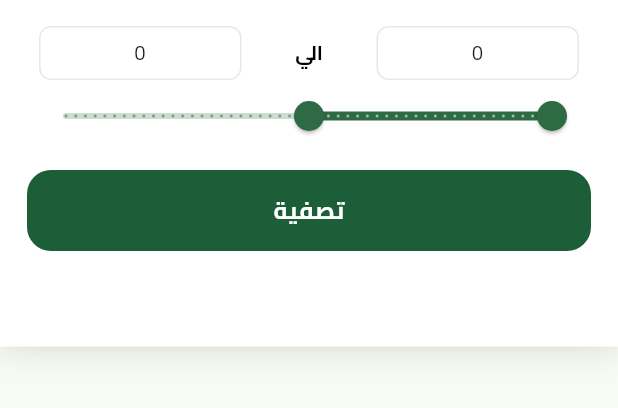
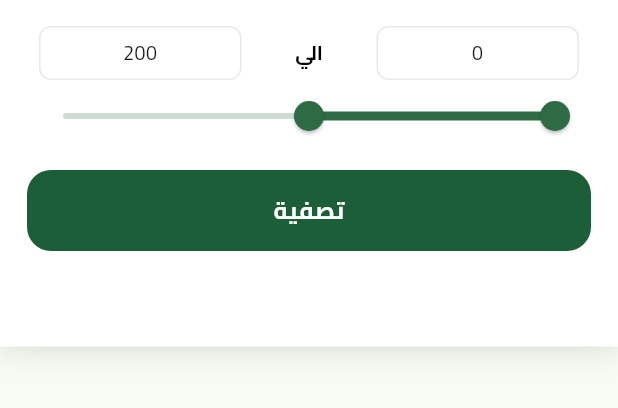
Before and after one commit to khaledahmed88850/fruits_hub, a Flutter app: the CustomModalBottomSheet widget shown alone on an empty page, opened directly, on a phone screen of 412 x 824 dp, the part 148-556 px from its top. Run offline on Flutter 3.47's test engine with Material 3 defaults, Android fonts, the phone set to English and light mode, and no system bars; our stand-ins replace bloc, cached_network_image, cloud_firestore, dartz, dots_indicator, equatable and 10 more; missing offline and left inert: flutter_facebook_auth, flutter_paypal_payment; accounts and stored records are empty; network calls fail.

```diff
--- a/lib/core/widgets/custom_modal_bottom_sheet.dart
+++ b/lib/core/widgets/custom_modal_bottom_sheet.dart
@@ -6,12 +6,19 @@ import 'package:flutter_svg/flutter_svg.dart';
 
 import '../utils/assets.dart';
 
-class CustomModalBottomSheet extends StatelessWidget {
+class CustomModalBottomSheet extends StatefulWidget {
   const CustomModalBottomSheet({
     super.key,
     this.onPressed,
   });
   final void Function()? onPressed;
+
+  @override
+  State<CustomModalBottomSheet> createState() => _CustomModalBottomSheetState();
+}
+
+class _CustomModalBottomSheetState extends State<CustomModalBottomSheet> {
+  RangeValues rangeValues = const RangeValues(0, 200);
   @override
   Widget build(BuildContext context) {
     return Container(
@@ -86,9 +93,9 @@ class CustomModalBottomSheet extends StatelessWidget {
                     decoration: BoxDecoration(
                         borderRadius: BorderRadius.circular(8),
                         border: Border.all(color: const Color(0xffE6E9E9))),
-                    child: const Center(
+                    child:  Center(
                       child: Text(
-                        '0',
+                        rangeValues.start.round().toString(),
                         style: Styles.regular13,
                       ),
                     ),
@@ -103,9 +110,9 @@ class CustomModalBottomSheet extends StatelessWidget {
                     decoration: BoxDecoration(
                         borderRadius: BorderRadius.circular(8),
                         border: Border.all(color: const Color(0xffE6E9E9))),
-                    child: const Center(
+                    child: Center(
                       child: Text(
-                        '0',
+                        rangeValues.end.round().toString(),
                         style: Styles.regular13,
                       ),
                     ),
@@ -113,11 +120,18 @@ class CustomModalBottomSheet extends StatelessWidget {
                 ],
               ),
             ),
-            const CustomRangeSlider(),
+            CustomRangeSlider(
+              rangeValuesChanged: (value) {
+                rangeValues = value;
+                setState(() {
+
+                });
+              },
+            ),
             const SizedBox(
               height: 12,
             ),
-            CustomButton(onPressed: onPressed, text: 'تصفية'),
+            CustomButton(onPressed: widget.onPressed, text: 'تصفية'),
           ],
         ),
       ),
--- a/lib/core/widgets/custom_range_slider.dart
+++ b/lib/core/widgets/custom_range_slider.dart
@@ -9,20 +9,19 @@ class CustomRangeSlider extends StatefulWidget {
 }
 
 class _CustomRangeSliderState extends State<CustomRangeSlider> {
-  RangeValues rangeValues = const RangeValues(0, 100);
+  RangeValues rangeValues = RangeValues(0, 100);
   @override
   Widget build(BuildContext context) {
     return RangeSlider(
       min: 0,
       max: 200,
       values: rangeValues,
-      divisions: 50,
       labels: RangeLabels(r'$' + rangeValues.start.round().toString(),
           r'$' + rangeValues.end.round().toString()),
       onChanged: (RangeValues values) {
         setState(() {
           rangeValues = values;
-          widget.rangeValuesChanged!(values);
+          widget.rangeValuesChanged!(rangeValues);
         });
       },
     );
--- a/lib/features/checkout/presentation/view/widgets/checkout_view_body.dart
+++ b/lib/features/checkout/presentation/view/widgets/checkout_view_body.dart
@@ -2,8 +2,12 @@ import 'dart:developer';
 
 import 'package:e_commerce_app/constants.dart';
 import 'package:e_commerce_app/core/utils/api_keys.dart';
+import 'package:e_commerce_app/core/widgets/custom_appbar.dart';
 import 'package:e_commerce_app/core/widgets/custom_button.dart';
 import 'package:e_commerce_app/features/checkout/data/models/payment/amount.dart';
+import 'package:e_commerce_app/features/checkout/data/models/payment/details.dart';
+import 'package:e_commerce_app/features/checkout/data/models/payment/item.dart';
+import 'package:e_commerce_app/features/checkout/data/models/payment/item_list.dart';
 import 'package:e_commerce_app/features/checkout/data/models/payment/payment_model.dart';
 import 'package:e_commerce_app/features/checkout/domain/entities/order_entity.dart';
 import 'package:e_commerce_app/features/checkout/presentation/manager/cubits/order_cubit/order_cubit.dart';
@@ -13,10 +17,6 @@ import 'package:flutter/material.dart';
 import 'package:flutter_bloc/flutter_bloc.dart';
 import 'package:flutter_paypal_payment/flutter_paypal_payment.dart';
 
-import '../../../../../core/widgets/custom_appbar.dart';
-import '../../../data/models/payment/details.dart';
-import '../../../data/models/payment/item.dart';
-import '../../../data/models/payment/item_list.dart';
 
 class CheckoutViewBody extends StatefulWidget {
   const CheckoutViewBody({super.key});
@@ -91,14 +91,14 @@ class _CheckoutViewBodyState extends State<CheckoutViewBody> {
                           Navigator.pop(context);
                         },
                         onCancel: () {
-                          print('cancelled:');
+                          log('cancelled:');
                           Navigator.pop(context);
                         },
                       ),
                     ));
-                    // context.read<OrderCubit>().addOrder(
-                    //       order: context.read<OrderEntity>(),
-                    //     );
+                    context.read<OrderCubit>().addOrder(
+                          order: context.read<OrderEntity>(),
+                        );
                   }
                 }),
             const SizedBox(
--- a/lib/features/home/presentation/views/widgets/search_text_field.dart
+++ b/lib/features/home/presentation/views/widgets/search_text_field.dart
@@ -38,6 +38,7 @@ class SearchTextField extends StatelessWidget {
                   context: context,
                   builder: (context) {
                     return CustomModalBottomSheet(
+
                       onPressed: onPressed,
                     );
                   });
```
